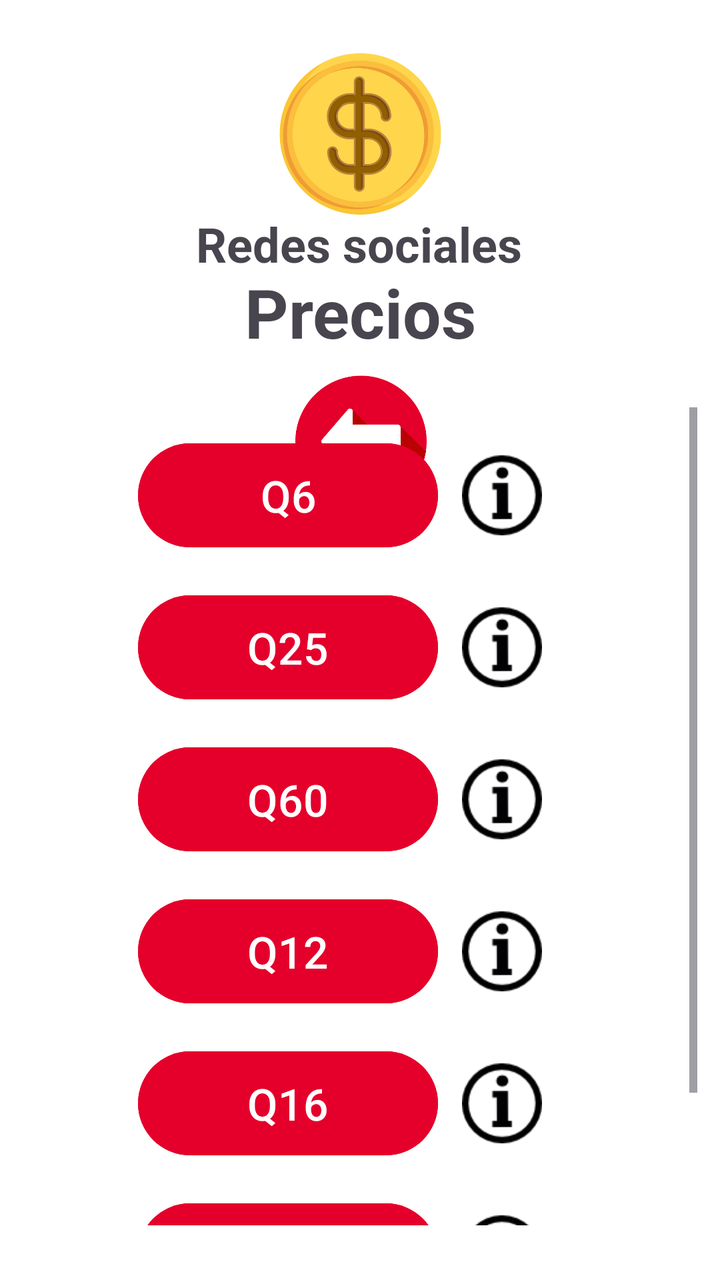
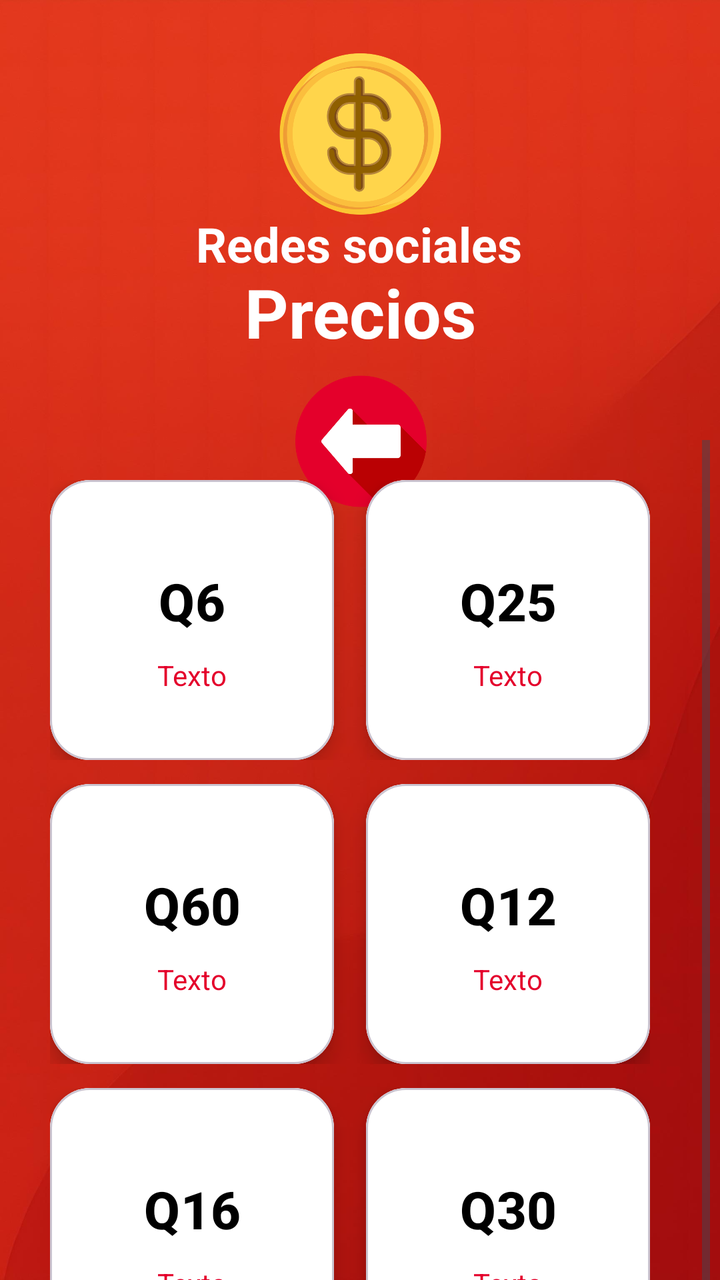

Screens rendered from an Android XML layout before and after an edit, with the pre-edit source and the edit as a unified diff.
<!-- AndroidManifest.xml: application theme Theme.ClaroRecargasApp -->
<!-- res/layout/activity_menu_redes.xml -->
<?xml version="1.0" encoding="utf-8"?>
<androidx.constraintlayout.widget.ConstraintLayout xmlns:android="http://schemas.android.com/apk/res/android"
    xmlns:app="http://schemas.android.com/apk/res-auto"
    xmlns:tools="http://schemas.android.com/tools"
    android:id="@+id/main"
    android:layout_width="match_parent"
    android:layout_height="match_parent"
    android:background="#FFFFFF"
    tools:context=".MenuRedes">

    <ImageButton
        android:id="@+id/btnVolverR"
        android:layout_width="71dp"
        android:layout_height="70dp"
        android:layout_marginStart="16dp"
        android:background="#FFFFFF"
        android:contentDescription="@string/descripcion_boton"
        android:scaleType="fitCenter"
        app:layout_constraintBottom_toBottomOf="parent"
        app:layout_constraintEnd_toEndOf="parent"
        app:layout_constraintHorizontal_bias="0.473"
        app:layout_constraintStart_toStartOf="parent"
        app:layout_constraintTop_toTopOf="parent"
        app:layout_constraintVertical_bias="0.326"
        app:srcCompat="@drawable/icon_regresar_atras" />

    <TextView
        android:id="@+id/textView"
        android:layout_width="171dp"
        android:layout_height="45dp"
        android:layout_gravity="center"
        android:gravity="center"
        android:text="Precios"
        android:textAlignment="center"
        android:textSize="34sp"
        android:textStyle="bold"
        app:layout_constraintBottom_toBottomOf="parent"
        app:layout_constraintEnd_toEndOf="parent"
        app:layout_constraintStart_toStartOf="parent"
        app:layout_constraintTop_toTopOf="parent"
        app:layout_constraintVertical_bias="0.224" />

    <TextView
        android:id="@+id/textView2"
        android:layout_width="wrap_content"
        android:layout_height="wrap_content"
        android:text="Redes sociales"
        android:textAlignment="textStart"
        android:textSize="24sp"
        android:textStyle="bold"
        app:layout_constraintBottom_toBottomOf="parent"
        app:layout_constraintEnd_toEndOf="parent"
        app:layout_constraintHorizontal_bias="0.498"
        app:layout_constraintStart_toStartOf="parent"
        app:layout_constraintTop_toTopOf="parent"
        app:layout_constraintVertical_bias="0.174" />

    <ImageView
        android:id="@+id/imageView"
        android:layout_width="99dp"
        android:layout_height="86dp"
        android:layout_marginTop="24dp"
        app:layout_constraintEnd_toEndOf="parent"
        app:layout_constraintStart_toStartOf="parent"
        app:layout_constraintTop_toTopOf="parent"
        app:srcCompat="@drawable/precio" />

    <ScrollView
        android:layout_width="345dp"
        android:layout_height="409dp"
        android:layout_marginStart="45dp"
        android:layout_marginEnd="41dp"
        app:layout_constraintBottom_toBottomOf="parent"
        app:layout_constraintEnd_toEndOf="parent"
        app:layout_constraintHorizontal_bias="0.583"
        app:layout_constraintStart_toStartOf="parent"
        app:layout_constraintTop_toTopOf="parent"
        app:layout_constraintVertical_bias="0.881">

        <LinearLayout
            android:layout_width="match_parent"
            android:layout_height="wrap_content"
            android:gravity="center_horizontal"
            android:orientation="vertical"
            android:padding="16dp">

            
            <LinearLayout
                android:layout_width="wrap_content"
                android:layout_height="76dp"
                android:gravity="center_vertical"
                android:orientation="horizontal">

                <Button
                    android:id="@+id/btnPrecio1R"
                    android:layout_width="150dp"
                    android:layout_height="60dp"
                    android:layout_marginBottom="10dp"
                    android:backgroundTint="#E4002B"
                    android:text="Q6"
                    android:textSize="22sp" />

                <ImageView
                    android:id="@+id/info1"
                    android:layout_width="wrap_content"
                    android:layout_height="40dp"
                    android:layout_marginBottom="10dp"
                    app:srcCompat="@drawable/informacion" />

            </LinearLayout>

            
            <LinearLayout
                android:layout_width="wrap_content"
                android:layout_height="76dp"
                android:gravity="center_vertical"
                android:orientation="horizontal">

                <Button
                    android:id="@+id/btnPrecio2R"
                    android:layout_width="150dp"
                    android:layout_height="60dp"
                    android:layout_marginBottom="10dp"
                    android:backgroundTint="#E4002B"
                    android:text="Q25"
                    android:textSize="22sp" />

                <ImageView
                    android:id="@+id/info2"
                    android:layout_width="wrap_content"
                    android:layout_height="40dp"
                    android:layout_marginBottom="10dp"
                    app:srcCompat="@drawable/informacion" />

            </LinearLayout>

            
            <LinearLayout
                android:layout_width="wrap_content"
                android:layout_height="76dp"
                android:gravity="center_vertical"
                android:orientation="horizontal">

                <Button
                    android:id="@+id/btnPrecio3R"
                    android:layout_width="150dp"
                    android:layout_height="60dp"
                    android:layout_marginBottom="10dp"
                    android:backgroundTint="#E4002B"
                    android:text="Q60"
                    android:textSize="22sp" />

                <ImageView
                    android:id="@+id/info3"
                    android:layout_width="wrap_content"
                    android:layout_height="40dp"
                    android:layout_marginBottom="10dp"
                    app:srcCompat="@drawable/informacion" />

            </LinearLayout>

            
            <LinearLayout
                android:layout_width="wrap_content"
                android:layout_height="76dp"
                android:gravity="center_vertical"
                android:orientation="horizontal">

                <Button
                    android:id="@+id/btnPrecio4R"
                    android:layout_width="150dp"
                    android:layout_height="60dp"
                    android:layout_marginBottom="10dp"
                    android:backgroundTint="#E4002B"
                    android:text="Q12"
                    android:textSize="22sp" />

                <ImageView
                    android:id="@+id/info4"
                    android:layout_width="wrap_content"
                    android:layout_height="40dp"
                    android:layout_marginBottom="10dp"
                    app:srcCompat="@drawable/informacion" />

            </LinearLayout>
            
            <LinearLayout
                android:layout_width="wrap_content"
                android:layout_height="76dp"
                android:gravity="center_vertical"
                android:orientation="horizontal">

                <Button
                    android:id="@+id/btnPrecio5R"
                    android:layout_width="150dp"
                    android:layout_height="60dp"
                    android:layout_marginBottom="10dp"
                    android:backgroundTint="#E4002B"
                    android:text="Q16"
                    android:textSize="22sp" />

                <ImageView
                    android:id="@+id/info5"
                    android:layout_width="wrap_content"
                    android:layout_height="40dp"
                    android:layout_marginBottom="10dp"
                    app:srcCompat="@drawable/informacion" />

            </LinearLayout>


            
            <LinearLayout
                android:layout_width="wrap_content"
                android:layout_height="76dp"
                android:gravity="center_vertical"
                android:orientation="horizontal">

                <Button
                    android:id="@+id/btnPrecio6R"
                    android:layout_width="150dp"
                    android:layout_height="60dp"
                    android:layout_marginBottom="10dp"
                    android:backgroundTint="#E4002B"
                    android:text="Q30"
                    android:textSize="22sp" />

                <ImageView
                    android:id="@+id/info6"
                    android:layout_width="wrap_content"
                    android:layout_height="40dp"
                    android:layout_marginBottom="10dp"
                    app:srcCompat="@drawable/informacion" />

            </LinearLayout>


        </LinearLayout>
    </ScrollView>
</androidx.constraintlayout.widget.ConstraintLayout>
<!-- resources referenced by this layout -->
<resources>
  <!-- drawable icon_regresar_atras: png bitmap (drawable, 16579 bytes) -->
  <!-- drawable informacion: png bitmap (drawable, 1876 bytes) -->
  <!-- drawable precio: png bitmap (drawable, 49291 bytes) -->
  <string name="descripcion_boton">Menú desplegable</string>
  <style name="Theme.ClaroRecargasApp" parent="Base.Theme.ClaroRecargasApp">
          
          <item name="android:windowFullscreen">true</item>
      </style>
  <style name="Base.Theme.ClaroRecargasApp" parent="Theme.Material3.DayNight.NoActionBar">
          
          
      </style>
</resources>

<!-- the commit's change to res/layout/activity_menu_redes.xml (unified diff, before → after) -->
@@ -5,15 +5,25 @@
     android:id="@+id/main"
     android:layout_width="match_parent"
     android:layout_height="match_parent"
-    android:background="#FFFFFF"
     tools:context=".MenuRedes">
+
+    <ImageView
+        android:id="@+id/backgroundImage"
+        android:layout_width="0dp"
+        android:layout_height="0dp"
+        android:scaleType="centerCrop"
+        android:src="@drawable/fondoapp"
+        app:layout_constraintTop_toTopOf="parent"
+        app:layout_constraintBottom_toBottomOf="parent"
+        app:layout_constraintStart_toStartOf="parent"
+        app:layout_constraintEnd_toEndOf="parent" />
 
     <ImageButton
         android:id="@+id/btnVolverR"
         android:layout_width="71dp"
         android:layout_height="70dp"
         android:layout_marginStart="16dp"
-        android:background="#FFFFFF"
+        android:background="#01FFFFFF"
         android:contentDescription="@string/descripcion_boton"
         android:scaleType="fitCenter"
         app:layout_constraintBottom_toBottomOf="parent"
@@ -31,6 +41,7 @@
         android:layout_gravity="center"
         android:gravity="center"
         android:text="Precios"
+        android:textColor="#FFFFFF"
         android:textAlignment="center"
         android:textSize="34sp"
         android:textStyle="bold"
@@ -45,6 +56,7 @@
         android:layout_width="wrap_content"
         android:layout_height="wrap_content"
         android:text="Redes sociales"
+        android:textColor="#FFFFFF"
         android:textAlignment="textStart"
         android:textSize="24sp"
         android:textStyle="bold"
@@ -66,175 +78,250 @@
         app:srcCompat="@drawable/precio" />
 
     <ScrollView
-        android:layout_width="345dp"
-        android:layout_height="409dp"
-        android:layout_marginStart="45dp"
-        android:layout_marginEnd="41dp"
-        app:layout_constraintBottom_toBottomOf="parent"
-        app:layout_constraintEnd_toEndOf="parent"
-        app:layout_constraintHorizontal_bias="0.583"
-        app:layout_constraintStart_toStartOf="parent"
-        app:layout_constraintTop_toTopOf="parent"
-        app:layout_constraintVertical_bias="0.881">
+        android:layout_width="350dp"
+        android:layout_height="480dp"
+        android:layout_marginTop="280dp"
+        android:fillViewport="true"
+        app:layout_constraintTop_toTopOf="parent"
+        app:layout_constraintBottom_toBottomOf="parent"
+        app:layout_constraintStart_toStartOf="parent"
+        app:layout_constraintEnd_toEndOf="parent">
 
         <LinearLayout
-            android:layout_width="match_parent"
+            android:layout_width="340dp"
             android:layout_height="wrap_content"
-            android:gravity="center_horizontal"
             android:orientation="vertical"
-            android:padding="16dp">
+            android:padding="20dp">
 
             
             <LinearLayout
-                android:layout_width="wrap_content"
-                android:layout_height="76dp"
-                android:gravity="center_vertical"
+                android:layout_width="match_parent"
+                android:layout_height="wrap_content"
+                android:layout_marginBottom="12dp"
                 android:orientation="horizontal">
 
-                <Button
-                    android:id="@+id/btnPrecio1R"
-                    android:layout_width="150dp"
-                    android:layout_height="60dp"
-                    android:layout_marginBottom="10dp"
-                    android:backgroundTint="#E4002B"
-                    android:text="Q6"
-                    android:textSize="22sp" />
-
-                <ImageView
-                    android:id="@+id/info1"
-                    android:layout_width="wrap_content"
-                    android:layout_height="40dp"
-                    android:layout_marginBottom="10dp"
-                    app:srcCompat="@drawable/informacion" />
-
+                <com.google.android.material.card.MaterialCardView
+                    android:layout_width="0dp"
+                    android:layout_height="140dp"
+                    android:layout_marginEnd="8dp"
+                    android:layout_weight="1"
+                    app:cardCornerRadius="20dp"
+                    app:cardElevation="6dp">
+
+                    <LinearLayout
+                        android:layout_width="match_parent"
+                        android:layout_height="match_parent"
+                        android:gravity="center"
+                        android:background="#FFFFFF"
+                        android:orientation="vertical">
+
+                        <Button
+                            android:id="@+id/btnPrecio1R"
+                            android:layout_width="wrap_content"
+                            android:layout_height="wrap_content"
+                            android:background="@android:color/transparent"
+                            android:text="Q6"
+                            android:textColor="#000000"
+                            android:textSize="26sp"
+                            android:textStyle="bold" />
+
+                        <TextView
+                            android:layout_width="wrap_content"
+                            android:layout_height="wrap_content"
+                            android:text="Texto"
+                            android:textColor="#E4002B"
+                            android:textSize="14sp" />
+                    </LinearLayout>
+                </com.google.android.material.card.MaterialCardView>
+
+                <com.google.android.material.card.MaterialCardView
+                    android:layout_width="0dp"
+                    android:layout_height="140dp"
+                    android:layout_marginStart="8dp"
+                    android:layout_weight="1"
+                    app:cardCornerRadius="20dp"
+                    app:cardElevation="6dp">
+
+                    <LinearLayout
+                        android:layout_width="match_parent"
+                        android:layout_height="match_parent"
+                        android:gravity="center"
+                        android:background="#FFFFFF"
+                        android:orientation="vertical">
+
+                        <Button
+                            android:id="@+id/btnPrecio2R"
+                            android:layout_width="wrap_content"
+                            android:layout_height="wrap_content"
+                            android:background="@android:color/transparent"
+                            android:text="Q25"
+                            android:textColor="#000000"
+                            android:textSize="26sp"
+                            android:textStyle="bold" />
+
+                        <TextView
+                            android:layout_width="wrap_content"
+                            android:layout_height="wrap_content"
+                            android:text="Texto"
+                            android:textColor="#E4002B"
+                            android:textSize="14sp" />
+                    </LinearLayout>
+                </com.google.android.material.card.MaterialCardView>
             </LinearLayout>
 
             
             <LinearLayout
-                android:layout_width="wrap_content"
-                android:layout_height="76dp"
-                android:gravity="center_vertical"
+                android:layout_width="match_parent"
+                android:layout_height="wrap_content"
+                android:layout_marginBottom="12dp"
                 android:orientation="horizontal">
 
-                <Button
-                    android:id="@+id/btnPrecio2R"
-                    android:layout_width="150dp"
-                    android:layout_height="60dp"
-                    android:layout_marginBottom="10dp"
-                    android:backgroundTint="#E4002B"
-                    android:text="Q25"
-                    android:textSize="22sp" />
-
-                <ImageView
-                    android:id="@+id/info2"
-                    android:layout_width="wrap_content"
-                    android:layout_height="40dp"
-                    android:layout_marginBottom="10dp"
-                    app:srcCompat="@drawable/informacion" />
-
+                <com.google.android.material.card.MaterialCardView
+                    android:layout_width="0dp"
+                    android:layout_height="140dp"
+                    android:layout_marginEnd="8dp"
+                    android:layout_weight="1"
+                    app:cardCornerRadius="20dp"
+                    app:cardElevation="6dp">
+
+                    <LinearLayout
+                        android:layout_width="match_parent"
+                        android:layout_height="match_parent"
+                        android:gravity="center"
+                        android:background="#FFFFFF"
+                        android:orientation="vertical">
+
+                        <Button
+                            android:id="@+id/btnPrecio3R"
+                            android:layout_width="wrap_content"
+                            android:layout_height="wrap_content"
+                            android:background="@android:color/transparent"
+                            android:text="Q60"
+                            android:textColor="#000000"
+                            android:textSize="26sp"
+                            android:textStyle="bold" />
+
+                        <TextView
+                            android:layout_width="wrap_content"
+                            android:layout_height="wrap_content"
+                            android:text="Texto"
+                            android:textColor="#E4002B"
+                            android:textSize="14sp" />
+                    </LinearLayout>
+                </com.google.android.material.card.MaterialCardView>
+
+                <com.google.android.material.card.MaterialCardView
+                    android:layout_width="0dp"
+                    android:layout_height="140dp"
+                    android:layout_marginStart="8dp"
+                    android:layout_weight="1"
+                    app:cardCornerRadius="20dp"
+                    app:cardElevation="6dp">
+
+                    <LinearLayout
+                        android:layout_width="match_parent"
+                        android:layout_height="match_parent"
+                        android:gravity="center"
+                        android:background="#FFFFFF"
+                        android:orientation="vertical">
+
+                        <Button
+                            android:id="@+id/btnPrecio4R"
+                            android:layout_width="wrap_content"
+                            android:layout_height="wrap_content"
+                            android:background="@android:color/transparent"
+                            android:text="Q12"
+                            android:textColor="#000000"
+                            android:textSize="26sp"
+                            android:textStyle="bold" />
+
+                        <TextView
+                            android:layout_width="wrap_content"
+                            android:layout_height="wrap_content"
+                            android:text="Texto"
+                            android:textColor="#E4002B"
+                            android:textSize="14sp" />
+                    </LinearLayout>
+                </com.google.android.material.card.MaterialCardView>
             </LinearLayout>
 
             
             <LinearLayout
-                android:layout_width="wrap_content"
-                android:layout_height="76dp"
-                android:gravity="center_vertical"
+                android:layout_width="match_parent"
+                android:layout_height="wrap_content"
+                android:layout_marginBottom="12dp"
                 android:orientation="horizontal">
 
-                <Button
-                    android:id="@+id/btnPrecio3R"
-                    android:layout_width="150dp"
-                    android:layout_height="60dp"
-                    android:layout_marginBottom="10dp"
-                    android:backgroundTint="#E4002B"
-                    android:text="Q60"
-                    android:textSize="22sp" />
-
-                <ImageView
-                    android:id="@+id/info3"
-                    android:layout_width="wrap_content"
-                    android:layout_height="40dp"
-                    android:layout_marginBottom="10dp"
-                    app:srcCompat="@drawable/informacion" />
-
+                <com.google.android.material.card.MaterialCardView
+                    android:layout_width="0dp"
+                    android:layout_height="140dp"
+                    android:layout_marginEnd="8dp"
+                    android:layout_weight="1"
+                    app:cardCornerRadius="20dp"
+                    app:cardElevation="6dp">
+
+                    <LinearLayout
+                        android:layout_width="match_parent"
+                        android:layout_height="match_parent"
+                        android:gravity="center"
+                        android:background="#FFFFFF"
+                        android:orientation="vertical">
+
+                        <Button
+                            android:id="@+id/btnPrecio5R"
+                            android:layout_width="wrap_content"
+                            android:layout_height="wrap_content"
+                            android:background="@android:color/transparent"
+                            android:text="Q16"
+                            android:textColor="#000000"
+                            android:textSize="26sp"
+                            android:textStyle="bold" />
+
+                        <TextView
+                            android:layout_width="wrap_content"
+                            android:layout_height="wrap_content"
+                            android:text="Texto"
+                            android:textColor="#E4002B"
+                            android:textSize="14sp" />
+                    </LinearLayout>
+                </com.google.android.material.card.MaterialCardView>
+
+                <com.google.android.material.card.MaterialCardView
+                    android:layout_width="0dp"
+                    android:layout_height="140dp"
+                    android:layout_marginStart="8dp"
+                    android:layout_weight="1"
+                    app:cardCornerRadius="20dp"
+                    app:cardElevation="6dp">
+
+                    <LinearLayout
+                        android:layout_width="match_parent"
+                        android:layout_height="match_parent"
+                        android:gravity="center"
+                        android:background="#FFFFFF"
+                        android:orientation="vertical">
+
+                        <Button
+                            android:id="@+id/btnPrecio6R"
+                            android:layout_width="wrap_content"
+                            android:layout_height="wrap_content"
+                            android:background="@android:color/transparent"
+                            android:text="Q30"
+                            android:textColor="#000000"
+                            android:textSize="26sp"
+                            android:textStyle="bold" />
+
+                        <TextView
+                            android:layout_width="wrap_content"
+                            android:layout_height="wrap_content"
+                            android:text="Texto"
+                            android:textColor="#E4002B"
+                            android:textSize="14sp" />
+                    </LinearLayout>
+                </com.google.android.material.card.MaterialCardView>
             </LinearLayout>
-
-            
-            <LinearLayout
-                android:layout_width="wrap_content"
-                android:layout_height="76dp"
-                android:gravity="center_vertical"
-                android:orientation="horizontal">
-
-                <Button
-                    android:id="@+id/btnPrecio4R"
-                    android:layout_width="150dp"
-                    android:layout_height="60dp"
-                    android:layout_marginBottom="10dp"
-                    android:backgroundTint="#E4002B"
-                    android:text="Q12"
-                    android:textSize="22sp" />
-
-                <ImageView
-                    android:id="@+id/info4"
-                    android:layout_width="wrap_content"
-                    android:layout_height="40dp"
-                    android:layout_marginBottom="10dp"
-                    app:srcCompat="@drawable/informacion" />
-
-            </LinearLayout>
-            
-            <LinearLayout
-                android:layout_width="wrap_content"
-                android:layout_height="76dp"
-                android:gravity="center_vertical"
-                android:orientation="horizontal">
-
-                <Button
-                    android:id="@+id/btnPrecio5R"
-                    android:layout_width="150dp"
-                    android:layout_height="60dp"
-                    android:layout_marginBottom="10dp"
-                    android:backgroundTint="#E4002B"
-                    android:text="Q16"
-                    android:textSize="22sp" />
-
-                <ImageView
-                    android:id="@+id/info5"
-                    android:layout_width="wrap_content"
-                    android:layout_height="40dp"
-                    android:layout_marginBottom="10dp"
-                    app:srcCompat="@drawable/informacion" />
-
-            </LinearLayout>
-
-
-            
-            <LinearLayout
-                android:layout_width="wrap_content"
-                android:layout_height="76dp"
-                android:gravity="center_vertical"
-                android:orientation="horizontal">
-
-                <Button
-                    android:id="@+id/btnPrecio6R"
-                    android:layout_width="150dp"
-                    android:layout_height="60dp"
-                    android:layout_marginBottom="10dp"
-                    android:backgroundTint="#E4002B"
-                    android:text="Q30"
-                    android:textSize="22sp" />
-
-                <ImageView
-                    android:id="@+id/info6"
-                    android:layout_width="wrap_content"
-                    android:layout_height="40dp"
-                    android:layout_marginBottom="10dp"
-                    app:srcCompat="@drawable/informacion" />
-
-            </LinearLayout>
-
 
         </LinearLayout>
     </ScrollView>
+
 </androidx.constraintlayout.widget.ConstraintLayout>
<!-- resource entries referenced after the edit -->
@@ -1,7 +1,7 @@
 <!-- resources referenced by this layout -->
 <resources>
+  <!-- drawable fondoapp: jpg bitmap (drawable, 112541 bytes) -->
   <!-- drawable icon_regresar_atras: png bitmap (drawable, 16579 bytes) -->
-  <!-- drawable informacion: png bitmap (drawable, 1876 bytes) -->
   <!-- drawable precio: png bitmap (drawable, 49291 bytes) -->
   <string name="descripcion_boton">Menú desplegable</string>
   <style name="Theme.ClaroRecargasApp" parent="Base.Theme.ClaroRecargasApp">
